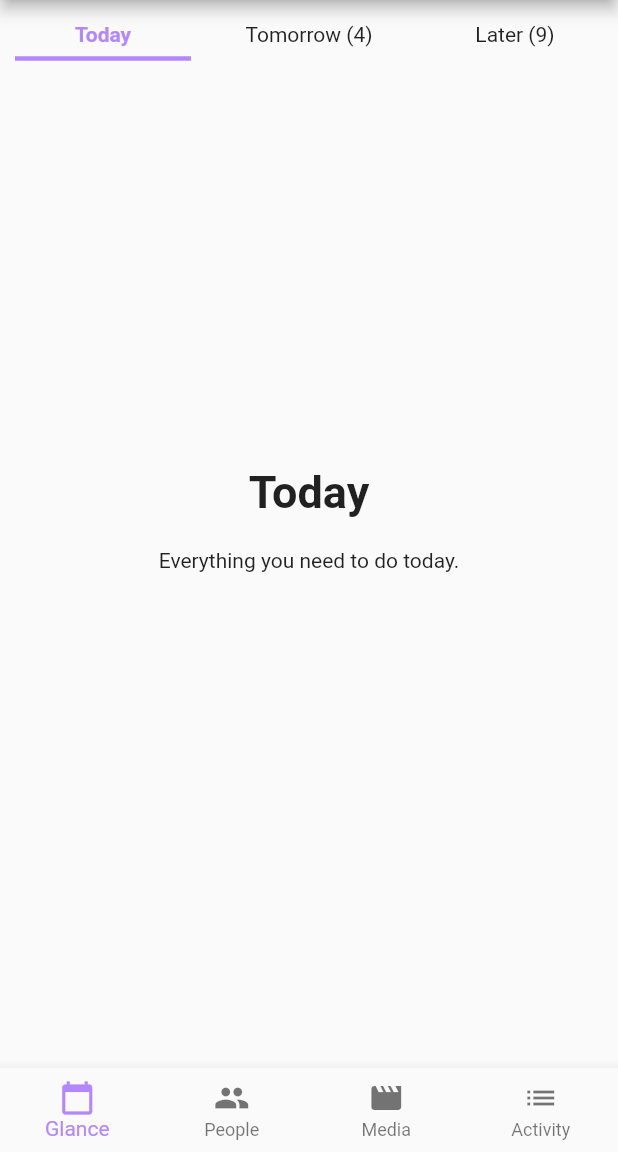
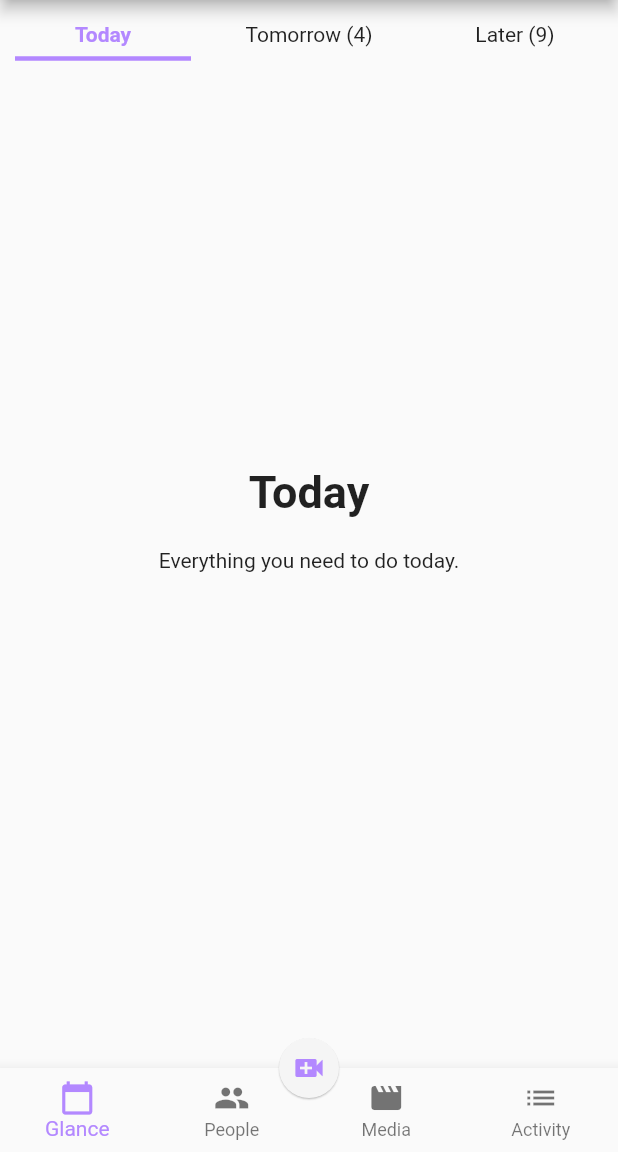
Before and after one commit to jeffhigham-f3/crm-flutter, a Flutter app: the CrmAppHome screen opened by its route, on a phone screen of 412 x 824 dp, the part 84-1236 px from its top. Run offline on Flutter 3.47's test engine with Material 2 defaults, Android fonts, the phone set to English and light mode, and no system bars; our stand-ins replace universal_platform; network calls fail.

Commit message:
added floating button to launch live.

```diff
--- a/lib/screens/crm_app_home.dart
+++ b/lib/screens/crm_app_home.dart
@@ -104,6 +104,20 @@ class _CrmAppHomeState extends State<CrmAppHome> {
       body: Center(
         child: _widgetOptions.elementAt(_selectedIndex),
       ),
+      floatingActionButton: FloatingActionButton(
+        backgroundColor: Colors.grey[100],
+        foregroundColor: Colors.deepPurpleAccent[100],
+        elevation: 0.5,
+        highlightElevation: 0.4,
+        mini: true,
+        child: Icon(
+          Icons.video_call,
+        ),
+        onPressed: (() {
+          print("launch camera");
+        }),
+      ),
+      floatingActionButtonLocation: FloatingActionButtonLocation.miniCenterDocked,
       bottomNavigationBar: BottomNavigationBar(
         type: BottomNavigationBarType.fixed,
         items: const <BottomNavigationBarItem>[
```
